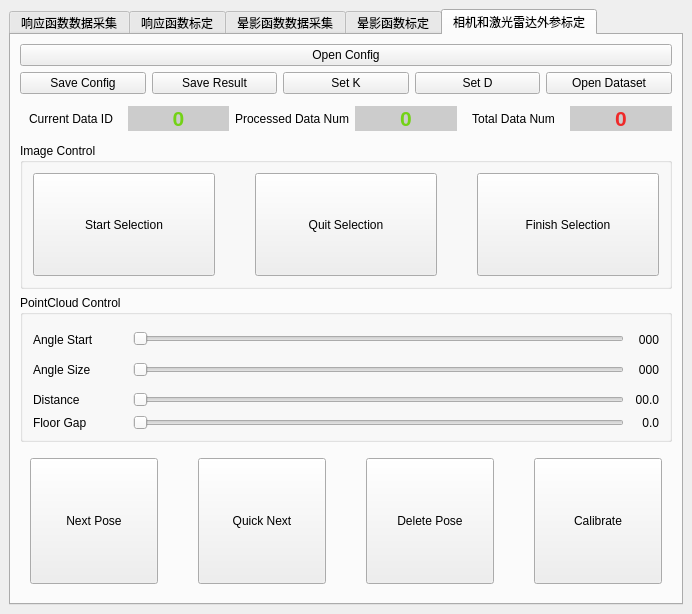
Old version of the form src/mainwindow.ui in the repository KangJialiang/Data-Platform.
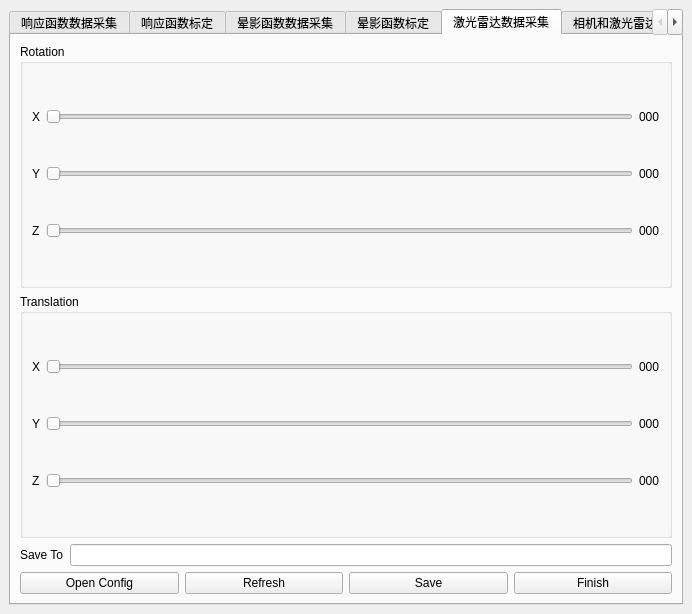
New version of the form.

Patch:
```diff
--- a/src/mainwindow.ui
+++ b/src/mainwindow.ui
@@ -469,7 +469,228 @@
         </item>
        </layout>
       </widget>
-      <widget class="QWidget" name="tab">
+      <widget class="QWidget" name="LiDARCalibData">
+       <attribute name="title">
+        <string>激光雷达数据采集</string>
+       </attribute>
+       <layout class="QGridLayout" name="gridLayout_10">
+        <item row="0" column="0">
+         <widget class="QGroupBox" name="rotationGroup">
+          <property name="title">
+           <string>Rotation</string>
+          </property>
+          <layout class="QGridLayout" name="gridLayout_7">
+           <item row="0" column="0">
+            <widget class="QLabel" name="rx_label">
+             <property name="text">
+              <string>X</string>
+             </property>
+            </widget>
+           </item>
+           <item row="0" column="1">
+            <widget class="QSlider" name="rx_slide">
+             <property name="maximum">
+              <number>180</number>
+             </property>
+             <property name="orientation">
+              <enum>Qt::Horizontal</enum>
+             </property>
+            </widget>
+           </item>
+           <item row="0" column="2">
+            <widget class="QLabel" name="rx_text">
+             <property name="text">
+              <string>000</string>
+             </property>
+            </widget>
+           </item>
+           <item row="1" column="0">
+            <widget class="QLabel" name="ry_label">
+             <property name="text">
+              <string>Y</string>
+             </property>
+            </widget>
+           </item>
+           <item row="1" column="1">
+            <widget class="QSlider" name="ry_slide">
+             <property name="maximum">
+              <number>360</number>
+             </property>
+             <property name="orientation">
+              <enum>Qt::Horizontal</enum>
+             </property>
+            </widget>
+           </item>
+           <item row="1" column="2">
+            <widget class="QLabel" name="ry_text">
+             <property name="text">
+              <string>000</string>
+             </property>
+            </widget>
+           </item>
+           <item row="2" column="0">
+            <widget class="QLabel" name="rz_label">
+             <property name="text">
+              <string>Z</string>
+             </property>
+            </widget>
+           </item>
+           <item row="2" column="1">
+            <widget class="QSlider" name="rz_slide">
+             <property name="maximum">
+              <number>360</number>
+             </property>
+             <property name="orientation">
+              <enum>Qt::Horizontal</enum>
+             </property>
+            </widget>
+           </item>
+           <item row="2" column="2">
+            <widget class="QLabel" name="rz_text">
+             <property name="text">
+              <string>000</string>
+             </property>
+            </widget>
+           </item>
+          </layout>
+         </widget>
+        </item>
+        <item row="1" column="0">
+         <widget class="QGroupBox" name="translationGroup">
+          <property name="title">
+           <string>Translation</string>
+          </property>
+          <layout class="QGridLayout" name="gridLayout_9">
+           <item row="0" column="0">
+            <widget class="QLabel" name="tx_label">
+             <property name="text">
+              <string>X</string>
+             </property>
+            </widget>
+           </item>
+           <item row="0" column="1">
+            <widget class="QSlider" name="tx_slide">
+             <property name="maximum">
+              <number>1000</number>
+             </property>
+             <property name="orientation">
+              <enum>Qt::Horizontal</enum>
+             </property>
+            </widget>
+           </item>
+           <item row="2" column="0">
+            <widget class="QLabel" name="tz_label">
+             <property name="text">
+              <string>Z</string>
+             </property>
+            </widget>
+           </item>
+           <item row="1" column="2">
+            <widget class="QLabel" name="ty_text">
+             <property name="text">
+              <string>000</string>
+             </property>
+            </widget>
+           </item>
+           <item row="2" column="1">
+            <widget class="QSlider" name="tz_slide">
+             <property name="maximum">
+              <number>1000</number>
+             </property>
+             <property name="orientation">
+              <enum>Qt::Horizontal</enum>
+             </property>
+            </widget>
+           </item>
+           <item row="0" column="2">
+            <widget class="QLabel" name="tx_text">
+             <property name="text">
+              <string>000</string>
+             </property>
+            </widget>
+           </item>
+           <item row="1" column="1">
+            <widget class="QSlider" name="ty_slide">
+             <property name="maximum">
+              <number>1000</number>
+             </property>
+             <property name="orientation">
+              <enum>Qt::Horizontal</enum>
+             </property>
+            </widget>
+           </item>
+           <item row="2" column="2">
+            <widget class="QLabel" name="tz_text">
+             <property name="text">
+              <string>000</string>
+             </property>
+            </widget>
+           </item>
+           <item row="1" column="0">
+            <widget class="QLabel" name="ty_label">
+             <property name="text">
+              <string>Y</string>
+             </property>
+            </widget>
+           </item>
+          </layout>
+         </widget>
+        </item>
+        <item row="2" column="0">
+         <layout class="QHBoxLayout" name="saveToGroup">
+          <item>
+           <widget class="QLabel" name="saveToLabel">
+            <property name="text">
+             <string>Save To</string>
+            </property>
+           </widget>
+          </item>
+          <item>
+           <widget class="QLineEdit" name="saveToLine"/>
+          </item>
+         </layout>
+        </item>
+        <item row="3" column="0">
+         <layout class="QHBoxLayout" name="buttonGroup">
+          <item>
+           <widget class="QPushButton" name="openConfigButton">
+            <property name="text">
+             <string>Open Config</string>
+            </property>
+           </widget>
+          </item>
+          <item>
+           <widget class="QPushButton" name="refreshButton">
+            <property name="text">
+             <string>Refresh</string>
+            </property>
+           </widget>
+          </item>
+          <item>
+           <widget class="QPushButton" name="saveButton">
+            <property name="text">
+             <string>Save</string>
+            </property>
+           </widget>
+          </item>
+          <item>
+           <widget class="QPushButton" name="finishButton">
+            <property name="text">
+             <string>Finish</string>
+            </property>
+           </widget>
+          </item>
+         </layout>
+        </item>
+       </layout>
+      </widget>
+      <widget class="QWidget" name="LiDARCalib">
+       <property name="enabled">
+        <bool>true</bool>
+       </property>
+       <property name="mouseTracking">
+        <bool>true</bool>
+       </property>
        <attribute name="title">
         <string>相机和激光雷达外参标定</string>
        </attribute>
```
Left out of the diff: 6 changed lines with no effect on the pictures.
